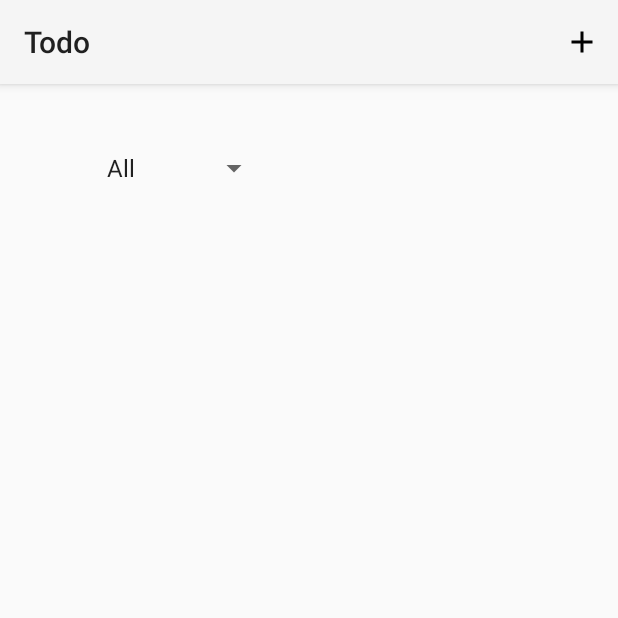
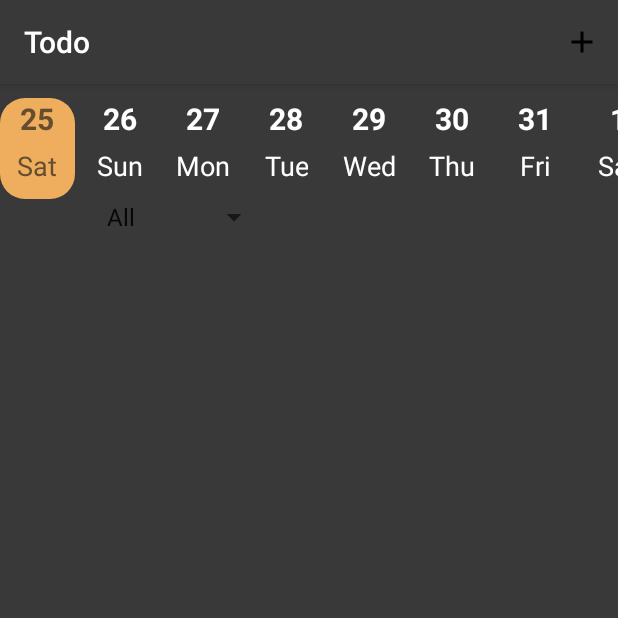
Before and after one commit to khosbilegt/MobileDev, an Android app: the screen it shows after launch (MainActivity), on a phone screen of 412 x 824 dp, the top half of it. Run offline under Robolectric (Android 15) with nearby library versions, the phone set to English and light mode, and no system bars.

Commit message:
added calendar recycler

```diff
--- /dev/null
+++ b/Todo/app/src/main/java/com/example/todo/CalendarAdapter.java
@@ -0,0 +1,114 @@
+package com.example.todo;
+
+import android.app.Activity;
+import android.content.Context;
+import android.content.Intent;
+import android.content.res.Resources;
+import android.graphics.Color;
+import android.graphics.Paint;
+import android.view.LayoutInflater;
+import android.view.View;
+import android.view.ViewGroup;
+import android.widget.Button;
+import android.widget.CheckBox;
+import android.widget.CompoundButton;
+import android.widget.ImageView;
+import android.widget.LinearLayout;
+import android.widget.TextView;
+
+import androidx.annotation.NonNull;
+import androidx.constraintlayout.widget.ConstraintLayout;
+import androidx.core.content.res.ResourcesCompat;
+import androidx.recyclerview.widget.RecyclerView;
+
+import java.util.ArrayList;
+import java.util.Calendar;
+import java.util.Date;
+import java.util.List;
+
+public class CalendarAdapter extends RecyclerView.Adapter<CalendarAdapter.ViewHolder>{
+    public class ViewHolder extends RecyclerView.ViewHolder {
+        LinearLayout layout;
+        public Resources resources;
+        TextView dayOfMonthText;
+        TextView dayOfWeekText;
+
+        public ViewHolder(View itemView) {
+            super(itemView);
+            resources = itemView.getResources();
+            layout = itemView.findViewById(R.id.calendarLayout);
+            dayOfMonthText = itemView.findViewById(R.id.dayOfMonthText);
+            dayOfWeekText = itemView.findViewById(R.id.dayOfWeekText);
+        }
+    }
+
+    List<Date> list;
+    List<Boolean> activeList;
+
+    public CalendarAdapter(List<Date> list) {
+        this.list = list;
+        activeList = new ArrayList<Boolean>();
+        activeList.add(true);
+        for(int i = 1; i < list.size(); i++) {
+            activeList.add(false);
+        }
+    }
+
+    @NonNull
+    @Override
+    public CalendarAdapter.ViewHolder onCreateViewHolder(@NonNull ViewGroup parent, int viewType) {
+        Context context = parent.getContext();
+        LayoutInflater inflater = LayoutInflater.from(context);
+        View taskView = inflater.inflate(R.layout.calendar_item, parent, false);
+        ViewHolder viewHolder = new ViewHolder(taskView);
+        return viewHolder;
+    }
+
+    @Override
+    public void onBindViewHolder(@NonNull CalendarAdapter.ViewHolder holder, int position) {
+        int staticPosition = position;
+        handleColors(holder, position);
+        handleText(holder, position);
+    }
+
+    private void handleColors(@NonNull CalendarAdapter.ViewHolder holder, int position) {
+        int staticPosition = position;
+        if(activeList.get(staticPosition)) {
+            holder.layout.setBackground(holder.resources.getDrawable(R.drawable.done_square));
+            holder.dayOfMonthText.setTextColor(holder.resources.getColor(R.color.active_text));
+            holder.dayOfWeekText.setTextColor(holder.resources.getColor(R.color.active_text));
+            return;
+        }
+        holder.layout.setBackgroundColor(Color.parseColor("#00000000"));
+        holder.dayOfMonthText.setTextColor(Color.parseColor("#FFFFFF"));
+        holder.dayOfWeekText.setTextColor(Color.parseColor("#FFFFFF"));
+        holder.layout.setOnClickListener(
+                new View.OnClickListener() {
+                    @Override
+                    public void onClick(View v) {
+                        for(int i = 0; i < activeList.size(); i++) {
+                            if(i == staticPosition) {
+                                activeList.set(i, true);
+                            } else {
+                                activeList.set(i, false);
+                            }
+                        }
+                        notifyDataSetChanged();
+                    }
+                }
+        );
+    }
+    private void handleText(@NonNull CalendarAdapter.ViewHolder holder, int position) {
+        Date date = list.get(position);
+        Calendar calendar = Calendar.getInstance();
+        calendar.setTime(date);
+        int day = calendar.get(Calendar.DAY_OF_MONTH);
+        holder.dayOfMonthText.setText(String.valueOf(day));
+        holder.dayOfWeekText.setText(DateHelper.getDayOfWeek(date));
+    }
+
+    @Override
+    public int getItemCount() {
+        return list.size();
+    }
+}
--- a/Todo/app/src/main/java/com/example/todo/DatabaseHelper.java
+++ b/Todo/app/src/main/java/com/example/todo/DatabaseHelper.java
@@ -99,7 +99,6 @@ public class DatabaseHelper extends SQLiteOpenHelper {
                 task.setDoneFromString(wordCursor.getString(4));
                 task.setId(wordCursor.getInt(0));
                 tasks.add(task);
-                System.out.println(wordCursor.getString(4));
             } while (wordCursor.moveToNext());
         }
         wordCursor.close();
--- /dev/null
+++ b/Todo/app/src/main/java/com/example/todo/DateHelper.java
@@ -0,0 +1,52 @@
+package com.example.todo;
+
+import java.sql.Array;
+import java.util.ArrayList;
+import java.util.Calendar;
+import java.util.Date;
+import java.util.List;
+
+public class DateHelper {
+    public static List<Date> getNextMonth(Date date) {
+        List<Date> list = new ArrayList<Date>();
+        Calendar calendar = Calendar.getInstance();
+        calendar.setTime(date);
+        for(int i = 0; i < 30; i++) {
+            System.out.println(calendar.getTime().toString());
+            list.add(calendar.getTime());
+            calendar.add(Calendar.DATE, 1);
+        }
+        return list;
+    }
+
+    public static String getDayOfWeek(Date date) {
+        Calendar calendar = Calendar.getInstance();
+        calendar.setTime(date);
+        int day = calendar.get(Calendar.DAY_OF_WEEK) - 1;
+        String result = "";
+        switch(day) {
+            case 1:
+                result = "Mon";
+                break;
+            case 2:
+                result = "Tue";
+                break;
+            case 3:
+                result = "Wed";
+                break;
+            case 4:
+                result = "Thu";
+                break;
+            case 5:
+                result = "Fri";
+                break;
+            case 6:
+                result = "Sat";
+                break;
+            default:
+                result = "Sun";
+                break;
+        }
+        return result;
+    }
+}
--- a/Todo/app/src/main/java/com/example/todo/MainActivity.java
+++ b/Todo/app/src/main/java/com/example/todo/MainActivity.java
@@ -19,6 +19,8 @@ import android.widget.Spinner;
 import android.widget.Toast;
 
 import java.util.ArrayList;
+import java.util.Calendar;
+import java.util.Date;
 import java.util.List;
 
 public class MainActivity extends AppCompatActivity {
@@ -33,7 +35,20 @@ public class MainActivity extends AppCompatActivity {
         Toolbar myToolbar = (Toolbar) findViewById(R.id.my_toolbar);
         setSupportActionBar(myToolbar);
         handleSpinner();
+        loadCalendar();
         loadData();
+    }
+
+    public void loadCalendar() {
+        Calendar calendar = Calendar.getInstance();
+        Date today = calendar.getTime();
+        List<Date> dates = DateHelper.getNextMonth(today);
+        RecyclerView recyclerView = findViewById(R.id.calendarRecycler);
+        CalendarAdapter recyclerAdapter = new CalendarAdapter(dates);
+        LinearLayoutManager manager = new LinearLayoutManager(this);
+        manager.setOrientation(RecyclerView.HORIZONTAL);
+        recyclerView.setAdapter(recyclerAdapter);
+        recyclerView.setLayoutManager(manager);
     }
 
     public void loadData() {
--- a/Todo/app/src/main/res/drawable/done_square.xml
+++ b/Todo/app/src/main/res/drawable/done_square.xml
@@ -3,7 +3,7 @@
     xmlns:android="http://schemas.android.com/apk/res/android"
     android:shape="rectangle">
     <solid
-        android:color="#D8F8B3" />
+        android:color="#EEAE5D" />
     <corners
         android:radius="25px"/>
 </shape>
--- a/Todo/app/src/main/res/layout/activity_main.xml
+++ b/Todo/app/src/main/res/layout/activity_main.xml
@@ -4,30 +4,40 @@
     xmlns:tools="http://schemas.android.com/tools"
     android:layout_width="match_parent"
     android:layout_height="match_parent"
+    android:background="@color/main_color"
     tools:context=".MainActivity">
 
     <androidx.appcompat.widget.Toolbar
         android:id="@+id/my_toolbar"
         android:layout_width="match_parent"
         android:layout_height="?attr/actionBarSize"
-        android:background="?attr/colorPrimary"
+        android:background="@color/main_color"
         android:elevation="4dp"
-        android:theme="@style/ThemeOverlay.AppCompat.ActionBar"
+        android:theme="@style/ToolBarStyle"
         app:layout_constraintEnd_toEndOf="parent"
         app:layout_constraintStart_toStartOf="parent"
-        app:popupTheme="@style/ThemeOverlay.AppCompat.Dark" />
+        tools:titleTextColor="#FFFFFF" />
+
+    <LinearLayout
+        android:layout_width="match_parent"
+        android:layout_height="match_parent"
+        android:layout_marginTop="65dp"
+        android:orientation="vertical"
+        app:layout_constraintTop_toBottomOf="@+id/my_toolbar">
+
+        <androidx.recyclerview.widget.RecyclerView
+            android:id="@+id/calendarRecycler"
+            android:layout_width="match_parent"
+            android:layout_height="wrap_content">
+
+        </androidx.recyclerview.widget.RecyclerView>
 
         <LinearLayout
             android:layout_width="match_parent"
             android:layout_height="match_parent"
             android:layout_marginStart="30dp"
-        android:layout_marginTop="100dp"
             android:layout_marginEnd="30dp"
-        android:orientation="vertical"
-        app:layout_constraintBottom_toBottomOf="parent"
-        app:layout_constraintEnd_toEndOf="parent"
-        app:layout_constraintStart_toStartOf="parent"
-        app:layout_constraintTop_toBottomOf="@+id/tool_bar">
+            android:orientation="vertical">
 
             <Spinner
                 android:id="@+id/spinner"
@@ -44,4 +54,6 @@
                 app:layoutManager="androidx.recyclerview.widget.LinearLayoutManager" />
         </LinearLayout>
 
+    </LinearLayout>
+
 </androidx.constraintlayout.widget.ConstraintLayout>
--- /dev/null
+++ b/Todo/app/src/main/res/layout/calendar_item.xml
@@ -0,0 +1,34 @@
+<?xml version="1.0" encoding="utf-8"?>
+<LinearLayout xmlns:android="http://schemas.android.com/apk/res/android"
+    xmlns:app="http://schemas.android.com/apk/res-auto"
+    xmlns:tools="http://schemas.android.com/tools"
+    android:id="@+id/calendarLayout"
+    android:layout_width="50dp"
+    android:layout_height="wrap_content"
+    android:layout_marginRight="5dp"
+    android:background="@drawable/done_square"
+    android:gravity="center"
+    android:orientation="vertical"
+    android:textAlignment="center">
+
+    <TextView
+        android:id="@+id/dayOfMonthText"
+        android:layout_width="match_parent"
+        android:layout_height="wrap_content"
+        android:text="1"
+        android:textAlignment="center"
+        android:textSize="20sp"
+        android:textStyle="bold" />
+
+    <TextView
+        android:id="@+id/dayOfWeekText"
+        android:layout_width="wrap_content"
+        android:layout_height="wrap_content"
+        android:layout_weight="1"
+        android:paddingTop="5dp"
+        android:paddingBottom="10dp"
+        android:text="Sun"
+        android:textAlignment="center"
+        android:textSize="18sp" />
+
+</LinearLayout>
--- a/Todo/app/src/main/res/values/colors.xml
+++ b/Todo/app/src/main/res/values/colors.xml
@@ -8,4 +8,6 @@
     <color name="black">#FF000000</color>
     <color name="white">#FFFFFFFF</color>
     <color name="red">#ff2400</color>
+    <color name="main_color">#393939</color>
+    <color name="active_text">#654D31</color>
 </resources>
--- a/Todo/app/src/main/res/values/themes.xml
+++ b/Todo/app/src/main/res/values/themes.xml
@@ -13,4 +13,10 @@
         <item name="android:statusBarColor">?attr/colorPrimaryVariant</item>
         <!-- Customize your theme here. -->
     </style>
+
+    <style name="ToolBarStyle" parent="Theme.AppCompat">
+        <item name="android:textColorPrimary">@android:color/white</item>
+        <item name="android:textColorSecondary">@android:color/white</item>
+        <item name="actionMenuTextColor">@android:color/white</item>
+    </style>
 </resources>
```
Lines whose indentation alone changed are shown as unchanged.
